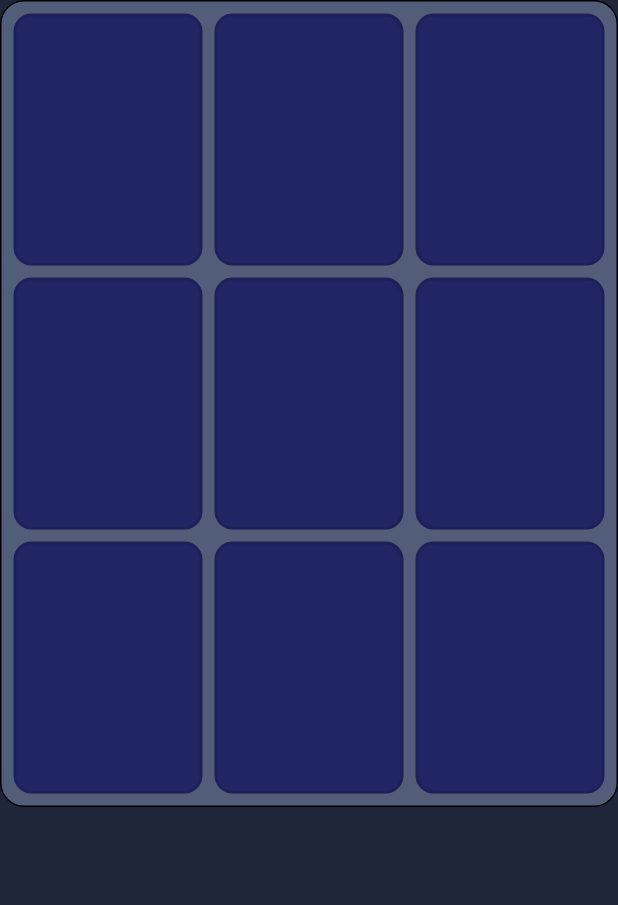
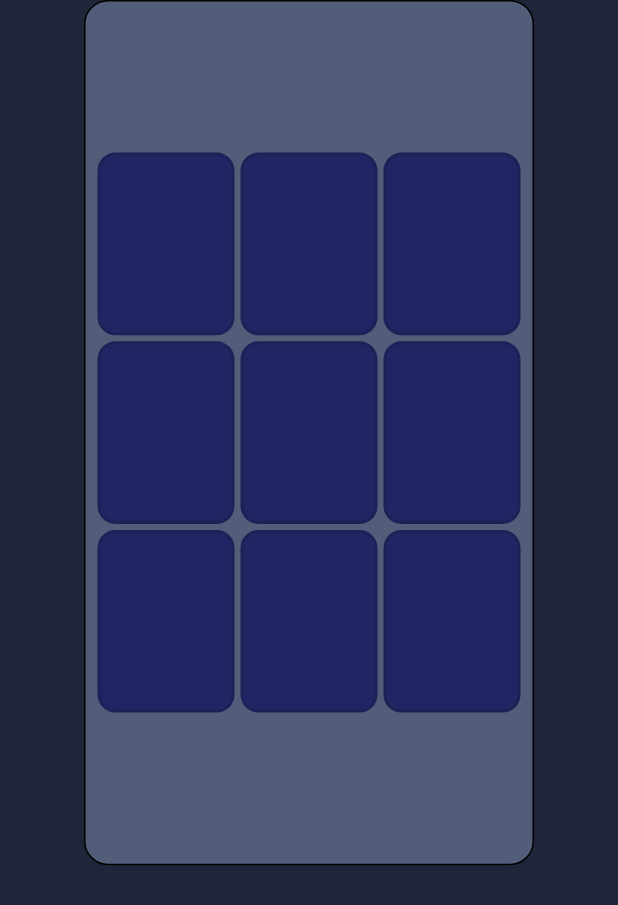
Before and after one commit to Mahmoud-Adel-Ali/XO-Game, a Flutter app: the GameView screen opened directly, on a phone screen of 412 x 824 dp. Shown: the top 905 px of the screen. Run offline on Flutter 3.47's test engine with Material 3 defaults, Android fonts, the phone set to English and light mode, and no system bars; our stand-ins replace animate_do, easy_splash_screen.

Commit message:
xo board

```diff
--- a/lib/widgets/custom_xo_board.dart
+++ b/lib/widgets/custom_xo_board.dart
@@ -8,6 +8,9 @@ class CustomXOBoard extends StatelessWidget {
   Widget build(BuildContext context) {
     return Center(
       child: Container(
+        height: MediaQuery.sizeOf(context).height * 0.7,
+        width: 300.0,
+        alignment: Alignment.center,
         padding: const EdgeInsets.all(8.0),
         decoration: BoxDecoration(
           borderRadius: const BorderRadius.all(Radius.circular(16.0)),
@@ -20,8 +23,8 @@ class CustomXOBoard extends StatelessWidget {
           gridDelegate: const SliverGridDelegateWithFixedCrossAxisCount(
             crossAxisCount: 3,
             childAspectRatio: 3 / 4,
-            crossAxisSpacing: 8.0,
-            mainAxisSpacing: 8.0,
+            crossAxisSpacing: 4.0,
+            mainAxisSpacing: 4.0,
           ),
           itemCount: 9,
           itemBuilder: (context, index) {
```
